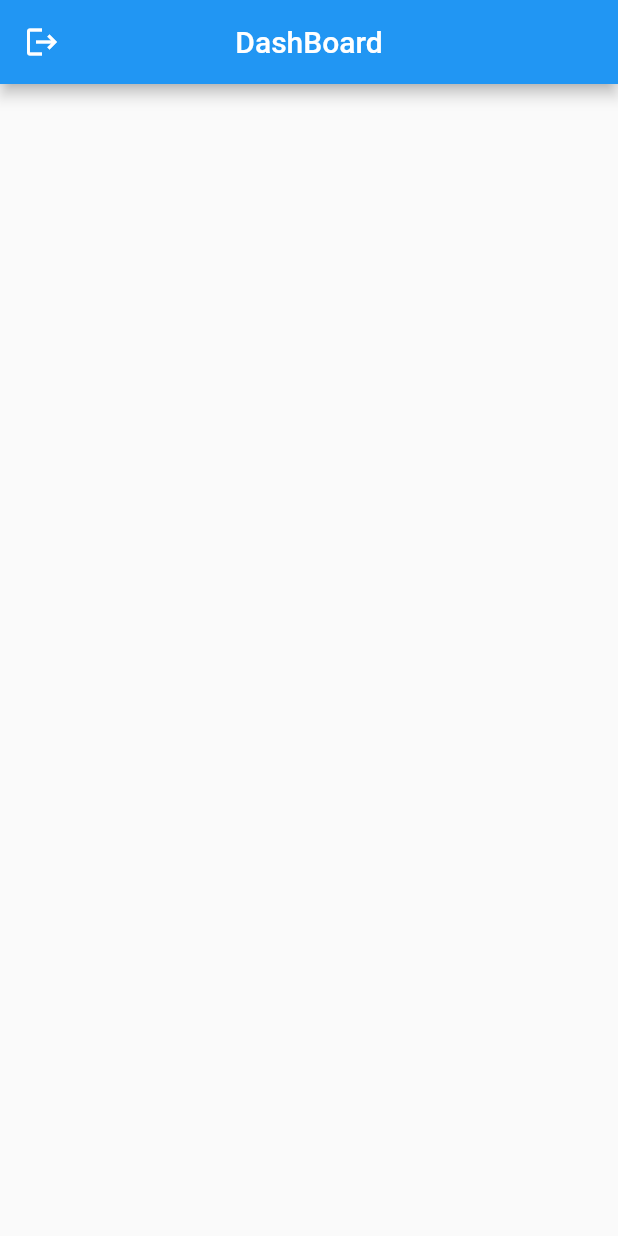
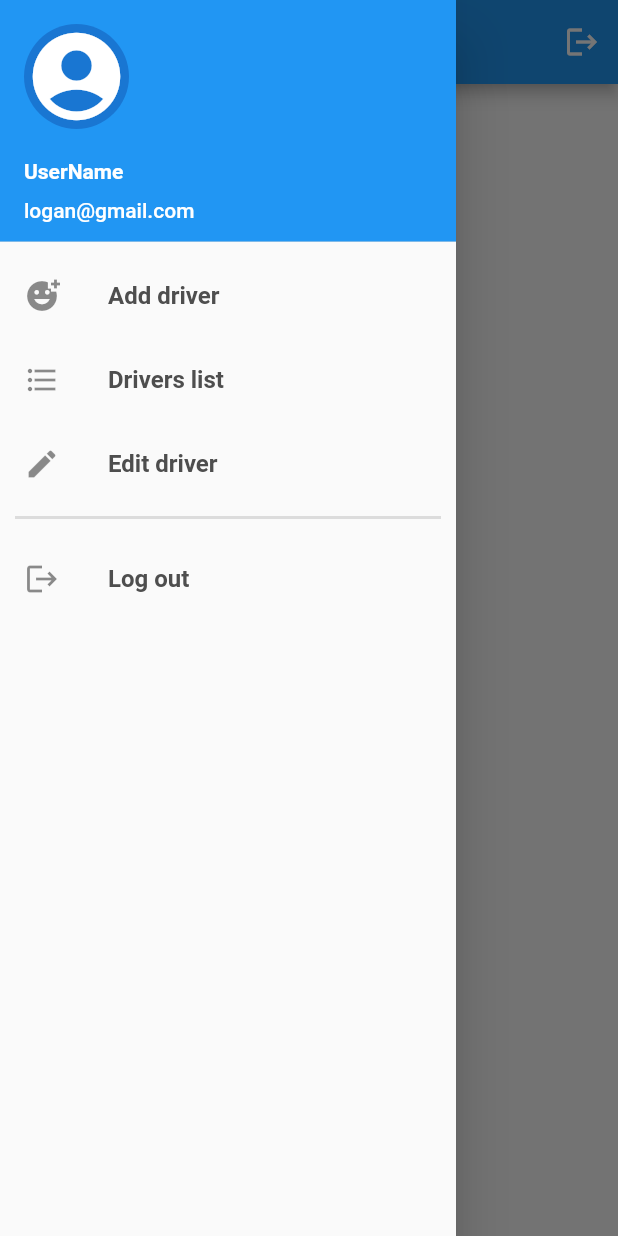
Before and after one commit to logan0501/Closensor, a Flutter app: the MyHomePage screen opened directly, with the side drawer open (before the commit the screen has no drawer), on a phone screen of 412 x 824 dp. Run offline on Flutter 3.47's test engine with Material 2 defaults, Android fonts, the phone set to English and light mode, and no system bars; our stand-ins replace cloud_firestore, firebase_auth, firebase_core, syncfusion_flutter_charts; accounts and stored records are empty.

Commit message:
added drawer and add diver screen

```diff
--- a/lib/screens/home_screen.dart
+++ b/lib/screens/home_screen.dart
@@ -1,3 +1,4 @@
+import 'package:drowsy_dashboard/screens/add_driver.dart';
 import 'package:drowsy_dashboard/screens/dashboard_screen.dart';
 import 'package:drowsy_dashboard/screens/landing_screen.dart';
 import 'package:firebase_auth/firebase_auth.dart';
@@ -41,14 +42,17 @@ class _MyHomePageState extends State<MyHomePage> {
         // the App.build method, and use it to set our appbar title.
         title: Text('DashBoard'),
         centerTitle: true,
-        leading: IconButton(
+
+        actions: [
+          IconButton(
             icon: Icon(Icons.logout),
             onPressed: () {
               FirebaseAuth.instance.signOut();
               Navigator.pushReplacement(context,
                   MaterialPageRoute(builder: (context) => LandingScreen()));
             },
-        ),
+          )
+        ],
       ),
       body: Center(
           // Center is a layout widget. It takes a single child and positions it
@@ -99,6 +103,110 @@ class _MyHomePageState extends State<MyHomePage> {
         },
       )),
 // This trailing comma makes auto-formatting nicer for build methods.
+      drawer: Drawer(
+        child: ListView(
+          // Important: Remove any padding from the ListView.
+          padding: EdgeInsets.zero,
+          children: [
+            DrawerHeader(
+              decoration: BoxDecoration(
+                color: Colors.blue,
+              ),
+              child: Column(
+                crossAxisAlignment: CrossAxisAlignment.start,
+                children: [
+                  CircleAvatar(
+                    radius: 35,
+                    child: Icon(
+                      Icons.account_circle,
+                      size: 70,
+                    ),
+                  ),
+                  SizedBox(
+                    height: 20,
+                  ),
+                  Text(
+                    'UserName',
+                    style: TextStyle(
+                        color: Colors.white, fontWeight: FontWeight.bold),
+                  ),
+                  SizedBox(
+                    height: 10,
+                  ),
+                  Text(
+                    'logan@gmail.com',
+                    style: TextStyle(color: Colors.white),
+                  ),
+                ],
+              ),
+            ),
+            ListTile(
+              title: const Text(
+                'Add driver',
+                style: TextStyle(
+                    fontWeight: FontWeight.bold,
+                    fontSize: 16,
+                    color: Color(0xff4E4E4E)),
+              ),
+              leading: Icon(Icons.add_reaction),
+              onTap: () {
+                Navigator.pop(context);
+                Navigator.push(context,
+                    MaterialPageRoute(builder: (context) => AddDriverScreen()));
+              },
+            ),
+            ListTile(
+              title: const Text(
+                'Drivers list',
+                style: TextStyle(
+                    fontWeight: FontWeight.bold,
+                    fontSize: 16,
+                    color: Color(0xff4E4E4E)),
+              ),
+              leading: Icon(Icons.format_list_bulleted),
+              onTap: () {
+                // Update the state of the app.
+                // ...
+              },
+            ),
+            ListTile(
+              title: const Text(
+                'Edit driver',
+                style: TextStyle(
+                    fontWeight: FontWeight.bold,
+                    fontSize: 16,
+                    color: Color(0xff4E4E4E)),
+              ),
+              leading: Icon(Icons.edit),
+              onTap: () {
+                // Update the state of the app.
+                // ...
+              },
+            ),
+            Padding(
+              padding: const EdgeInsets.only(bottom: 5, left: 10, right: 10),
+              child: Divider(
+                thickness: 2,
+              ),
+            ),
+            ListTile(
+              title: const Text(
+                'Log out',
+                style: TextStyle(
+                    fontWeight: FontWeight.bold,
+                    fontSize: 16,
+                    color: Color(0xff4E4E4E)),
+              ),
+              leading: Icon(Icons.logout),
+              onTap: () {
+                FirebaseAuth.instance.signOut();
+                Navigator.pushReplacement(context,
+                    MaterialPageRoute(builder: (context) => LandingScreen()));
+              },
+            ),
+          ],
+        ),
+      ),
     );
   }
 }
```
Also changed, not shown: lib/screens/add_driver.dart (added, +40 -0 lines). Lines whose indentation alone changed are shown as unchanged.
